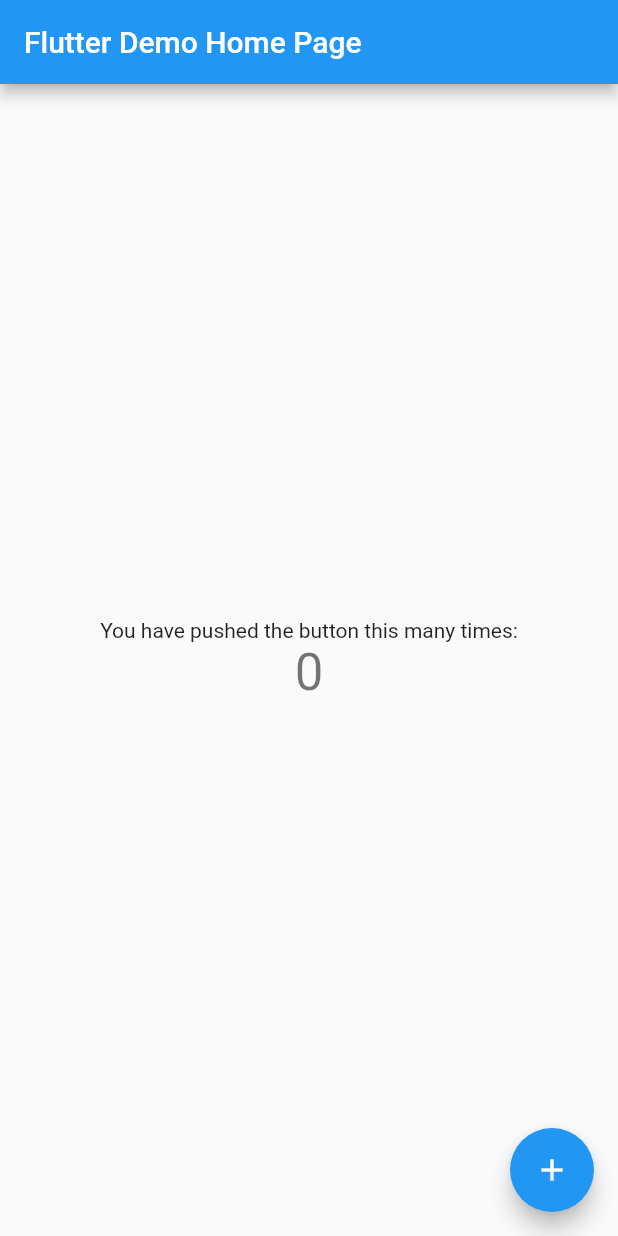
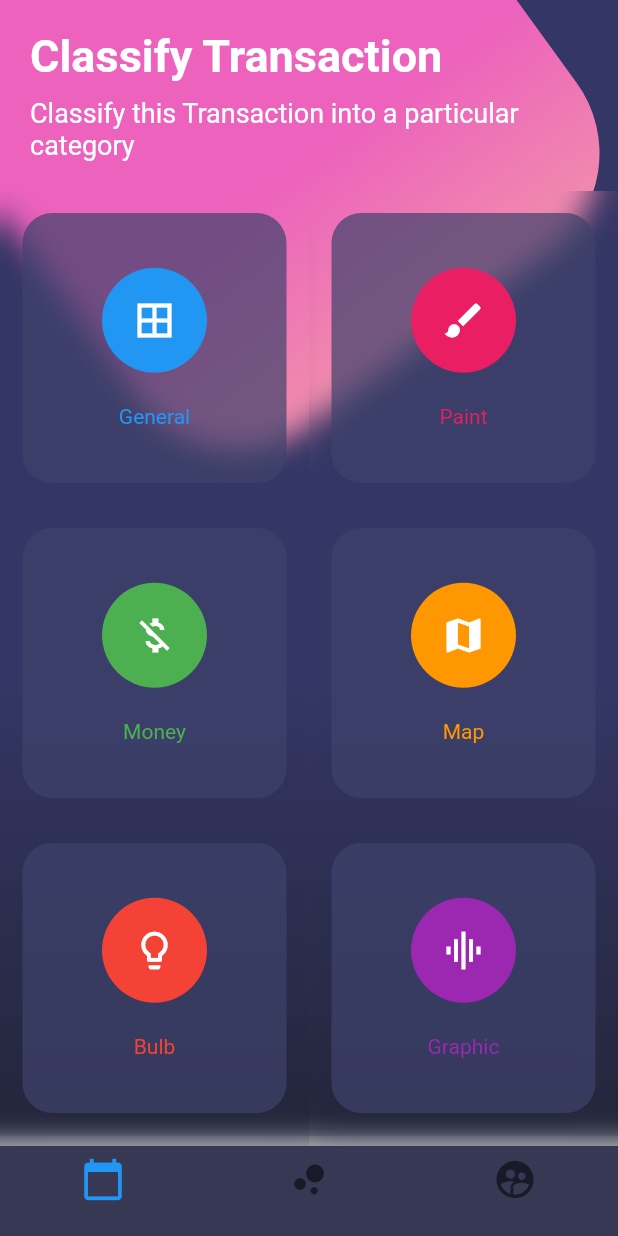
Before and after one commit to ascstb/flutter_designs, a Flutter app: the screen it shows after launch, on a phone screen of 412 x 824 dp. Run offline on Flutter 3.47's test engine with Material 2 defaults, Android fonts, the phone set to English and light mode, and no system bars.

Commit message:
App Running

```diff
--- a/lib/main.dart
+++ b/lib/main.dart
@@ -1,117 +1,23 @@
 import 'package:flutter/material.dart';
+import 'package:flutter_designs/src/pages/basico_page.dart';
+import 'package:flutter_designs/src/pages/botones_page.dart';
+import 'package:flutter_designs/src/pages/scroll_page.dart';
 
-void main() {
-  runApp(MyApp());
-}
+void main() => runApp(MyApp());
 
 class MyApp extends StatelessWidget {
-  // This widget is the root of your application.
   @override
   Widget build(BuildContext context) {
+
     return MaterialApp(
-      title: 'Flutter Demo',
-      theme: ThemeData(
-        // This is the theme of your application.
-        //
-        // Try running your application with "flutter run". You'll see the
-        // application has a blue toolbar. Then, without quitting the app, try
-        // changing the primarySwatch below to Colors.green and then invoke
-        // "hot reload" (press "r" in the console where you ran "flutter run",
-        // or simply save your changes to "hot reload" in a Flutter IDE).
-        // Notice that the counter didn't reset back to zero; the application
-        // is not restarted.
-        primarySwatch: Colors.blue,
-        // This makes the visual density adapt to the platform that you run
-        // the app on. For desktop platforms, the controls will be smaller and
-        // closer together (more dense) than on mobile platforms.
-        visualDensity: VisualDensity.adaptivePlatformDensity,
-      ),
-      home: MyHomePage(title: 'Flutter Demo Home Page'),
+      debugShowCheckedModeBanner: false,
+      title: 'Flutter Designs',
+      initialRoute: 'buttons',
+      routes: {
+        'basic': (BuildContext context) => BasicoPage(),
+        'scroll': (BuildContext context) => ScrollPage(),
+        'buttons': (BuildContext context) => BotonesPage(),
+      },
     );
   }
 }
-
-class MyHomePage extends StatefulWidget {
-  MyHomePage({Key key, this.title}) : super(key: key);
-
-  // This widget is the home page of your application. It is stateful, meaning
-  // that it has a State object (defined below) that contains fields that affect
-  // how it looks.
-
-  // This class is the configuration for the state. It holds the values (in this
-  // case the title) provided by the parent (in this case the App widget) and
-  // used by the build method of the State. Fields in a Widget subclass are
-  // always marked "final".
-
-  final String title;
-
-  @override
-  _MyHomePageState createState() => _MyHomePageState();
-}
-
-class _MyHomePageState extends State<MyHomePage> {
-  int _counter = 0;
-
-  void _incrementCounter() {
-    setState(() {
-      // This call to setState tells the Flutter framework that something has
-      // changed in this State, which causes it to rerun the build method below
-      // so that the display can reflect the updated values. If we changed
-      // _counter without calling setState(), then the build method would not be
-      // called again, and so nothing would appear to happen.
-      _counter++;
-    });
-  }
-
-  @override
-  Widget build(BuildContext context) {
-    // This method is rerun every time setState is called, for instance as done
-    // by the _incrementCounter method above.
-    //
-    // The Flutter framework has been optimized to make rerunning build methods
-    // fast, so that you can just rebuild anything that needs updating rather
-    // than having to individually change instances of widgets.
-    return Scaffold(
-      appBar: AppBar(
-        // Here we take the value from the MyHomePage object that was created by
-        // the App.build method, and use it to set our appbar title.
-        title: Text(widget.title),
-      ),
-      body: Center(
-        // Center is a layout widget. It takes a single child and positions it
-        // in the middle of the parent.
-        child: Column(
-          // Column is also a layout widget. It takes a list of children and
-          // arranges them vertically. By default, it sizes itself to fit its
-          // children horizontally, and tries to be as tall as its parent.
-          //
-          // Invoke "debug painting" (press "p" in the console, choose the
-          // "Toggle Debug Paint" action from the Flutter Inspector in Android
-          // Studio, or the "Toggle Debug Paint" command in Visual Studio Code)
-          // to see the wireframe for each widget.
-          //
-          // Column has various properties to control how it sizes itself and
-          // how it positions its children. Here we use mainAxisAlignment to
-          // center the children vertically; the main axis here is the vertical
-          // axis because Columns are vertical (the cross axis would be
-          // horizontal).
-          mainAxisAlignment: MainAxisAlignment.center,
-          children: <Widget>[
-            Text(
-              'You have pushed the button this many times:',
-            ),
-            Text(
-              '$_counter',
-              style: Theme.of(context).textTheme.headline4,
-            ),
-          ],
-        ),
-      ),
-      floatingActionButton: FloatingActionButton(
-        onPressed: _incrementCounter,
-        tooltip: 'Increment',
-        child: Icon(Icons.add),
-      ), // This trailing comma makes auto-formatting nicer for build methods.
-    );
-  }
-}
--- /dev/null
+++ b/lib/src/pages/botones_page.dart
@@ -0,0 +1,175 @@
+import 'dart:math';
+import 'dart:ui';
+
+import 'package:flutter/material.dart';
+
+class BotonesPage extends StatelessWidget {
+  @override
+  Widget build(BuildContext context) {
+    return Scaffold(
+        body: Stack(
+          children: [
+            _fondoApp(),
+            SingleChildScrollView(
+              child: Column(
+                children: [
+                  _titulos(),
+                  _botonesRedondeados(),
+                ],
+              ),
+            )
+          ],
+        ),
+        bottomNavigationBar: _bottomNavigationBar(context));
+  }
+
+  Widget _fondoApp() {
+    final gradiente = Container(
+      width: double.infinity,
+      height: double.infinity,
+      decoration: BoxDecoration(
+          gradient: LinearGradient(
+              begin: FractionalOffset(0.0, 0.6),
+              end: FractionalOffset(0.0, 1.0),
+              colors: [
+            Color.fromRGBO(52, 54, 101, 1.0),
+            Color.fromRGBO(35, 37, 57, 1.0)
+          ])),
+    );
+
+    final cajaRosa = Transform.rotate(
+        angle: -pi / 5.0,
+        child: Container(
+          height: 360.0,
+          width: 360.0,
+          decoration: BoxDecoration(
+              borderRadius: BorderRadius.circular(80.0),
+              gradient: LinearGradient(
+                  begin: FractionalOffset(0.0, 0.6),
+                  end: FractionalOffset(0.0, 1.0),
+                  colors: [
+                    Color.fromRGBO(236, 98, 188, 1.0),
+                    Color.fromRGBO(241, 142, 172, 1.0)
+                  ])),
+        ));
+
+    return Stack(children: <Widget>[
+      gradiente,
+      Positioned(
+        top: -100.0,
+        child: cajaRosa,
+      )
+    ]);
+  }
+
+  Widget _titulos() {
+    return SafeArea(
+      child: Container(
+        padding: EdgeInsets.all(20.0),
+        child: Column(
+          crossAxisAlignment: CrossAxisAlignment.start,
+          children: [
+            Text(
+              'Classify Transaction',
+              style: TextStyle(
+                  color: Colors.white,
+                  fontSize: 30.0,
+                  fontWeight: FontWeight.bold),
+            ),
+            SizedBox(height: 10.0),
+            Text('Classify this Transaction into a particular category',
+                style: TextStyle(
+                  color: Colors.white,
+                  fontSize: 18.0,
+                )),
+          ],
+        ),
+      ),
+    );
+  }
+
+  Widget _bottomNavigationBar(BuildContext context) {
+    return Theme(
+      data: Theme.of(context).copyWith(
+          canvasColor: Color.fromRGBO(55, 57, 84, 1.0),
+          primaryColor: Colors.pinkAccent,
+          textTheme: Theme.of(context).textTheme.copyWith(
+              caption: TextStyle(color: Color.fromRGBO(116, 117, 152, 1.0)))),
+      child: BottomNavigationBar(
+        items: [
+          BottomNavigationBarItem(
+            icon: Icon(Icons.calendar_today, size: 30.0),
+            title: Container(),
+          ),
+          BottomNavigationBarItem(
+            icon: Icon(Icons.bubble_chart, size: 30.0),
+            title: Container(),
+          ),
+          BottomNavigationBarItem(
+            icon: Icon(Icons.supervised_user_circle, size: 30.0),
+            title: Container(),
+          ),
+        ],
+      ),
+    );
+  }
+
+  Widget _botonesRedondeados() {
+    return Table(
+      children: [
+        TableRow(children: [
+          _crearBotonRedondeado(Colors.blue, Icons.border_all, 'General'),
+          _crearBotonRedondeado(Colors.pink, Icons.brush, 'Paint')
+        ]),
+        TableRow(children: [
+          _crearBotonRedondeado(Colors.green, Icons.money_off, 'Money'),
+          _crearBotonRedondeado(Colors.orange, Icons.map, 'Map')
+        ]),
+        TableRow(children: [
+          _crearBotonRedondeado(Colors.red, Icons.lightbulb_outline, 'Bulb'),
+          _crearBotonRedondeado(Colors.purple, Icons.graphic_eq, 'Graphic')
+        ]),
+        TableRow(children: [
+          _crearBotonRedondeado(Colors.cyan, Icons.satellite, 'Satellite'),
+          _crearBotonRedondeado(Colors.amber, Icons.alarm, 'Alarm')
+        ]),
+      ],
+    );
+  }
+
+  Widget _crearBotonRedondeado(Color color, IconData icono, String texto) {
+    return ClipRect(
+      child: BackdropFilter(
+        filter: ImageFilter.blur(sigmaX: 10.0, sigmaY: 10.0),
+        child: Container(
+          height: 180.0,
+          margin: EdgeInsets.all(15.0),
+          decoration: BoxDecoration(
+              color: Color.fromRGBO(62, 66, 107, 0.7),
+              borderRadius: BorderRadius.circular(20.0)),
+          child: Column(
+            mainAxisAlignment: MainAxisAlignment.spaceAround,
+            children: [
+              SizedBox(
+                height: 5.0,
+              ),
+              CircleAvatar(
+                backgroundColor: color,
+                radius: 35.0,
+                child: Icon(
+                  icono,
+                  color: Colors.white,
+                  size: 30.0,
+                ),
+              ),
+              Text(texto, style: TextStyle(color: color)),
+              SizedBox(
+                height: 5.0,
+              )
+            ],
+          ),
+        ),
+      ),
+    );
+  }
+}
--- a/pubspec.yaml
+++ b/pubspec.yaml
@@ -45,8 +45,8 @@ flutter:
   uses-material-design: true
 
   # To add assets to your application, add an assets section, like this:
-  # assets:
-  #   - images/a_dot_burr.jpeg
+  assets:
+     - assets/
   #   - images/a_dot_ham.jpeg
 
   # An image asset can refer to one or more resolution-specific "variants", see
```
Also changed, not shown: lib/src/pages/basico_page.dart (added, +103 -0 lines), lib/src/pages/scroll_page.dart (added, +88 -0 lines), assets/scroll-1.png (added).
